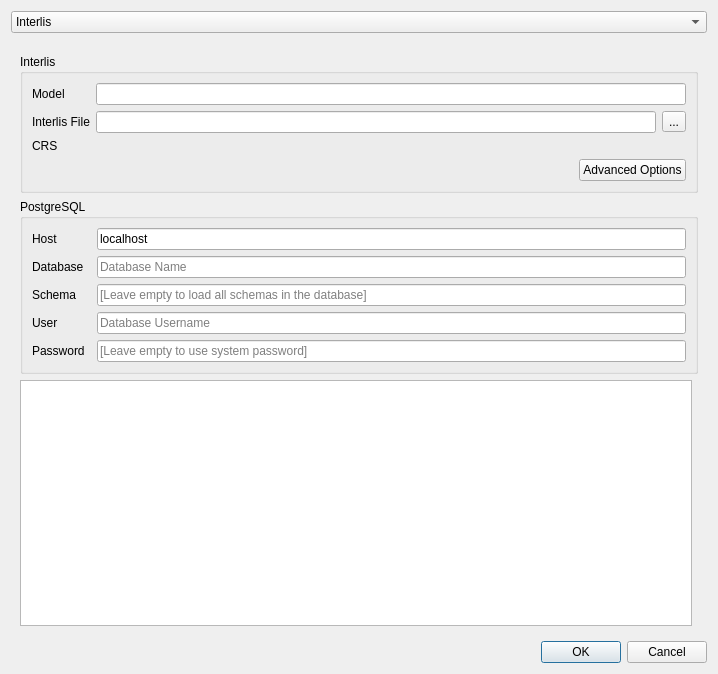
Above: projectgenerator/ui/generate_project.ui from opengisch/QgisModelBaker before the change. Below: the same form after it.
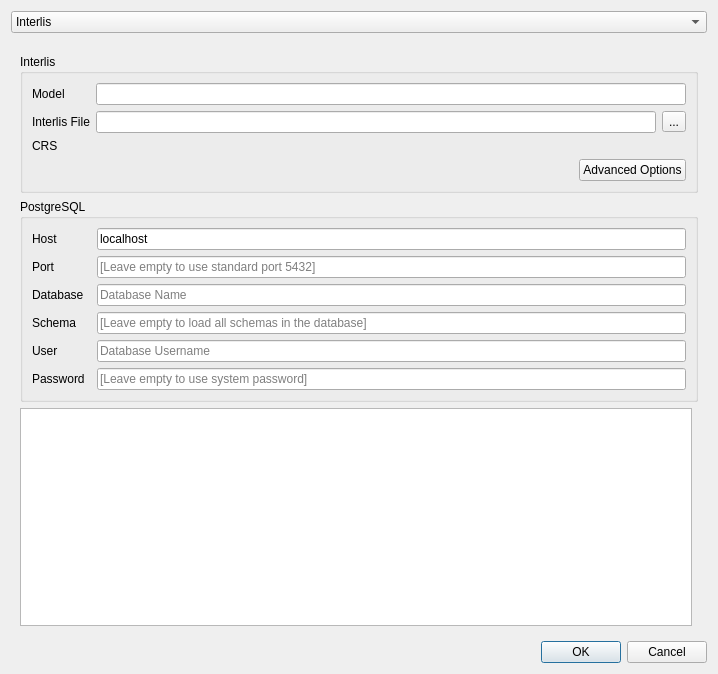
That is the form after the change. Custom widgets are drawn as their Qt base class.

Commit message: Add option to set port for PG connections

Diff of the .ui file:
```diff
--- a/projectgenerator/ui/generate_project.ui
+++ b/projectgenerator/ui/generate_project.ui
@@ -121,6 +121,20 @@
             </property>
            </widget>
           </item>
+          <item row="2" column="2">
+           <widget class="QLineEdit" name="pg_port_line_edit">
+            <property name="placeholderText">
+             <string>[Leave empty to use standard port 5432]</string>
+            </property>
+           </widget>
+          </item>
+          <item row="2" column="0">
+           <widget class="QLabel" name="label_8">
+            <property name="text">
+             <string>Port</string>
+            </property>
+           </widget>
+          </item>
          </layout>
         </widget>
        </item>
```
Left out of the diff: 12 changed lines with no effect on the pictures. The commit also changes 5 other files.
